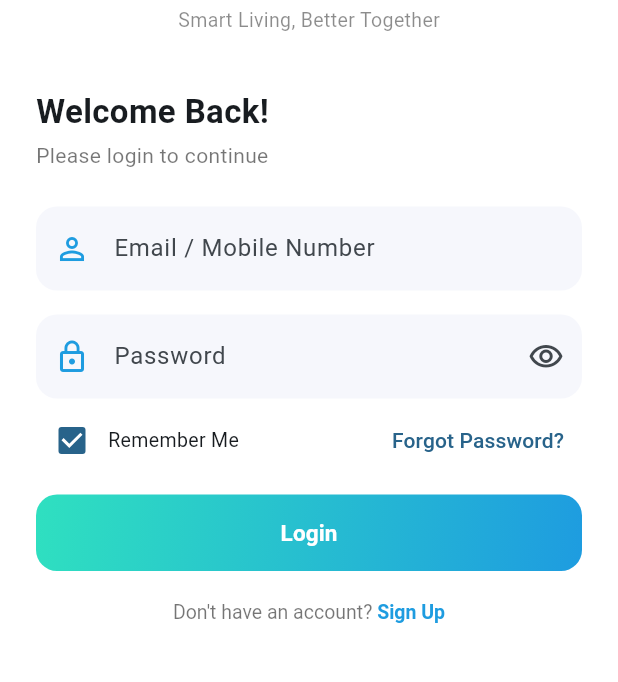
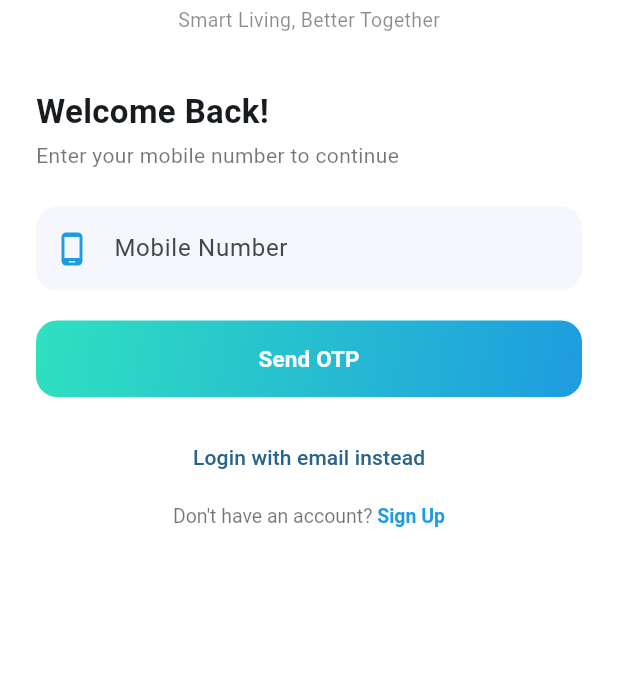
Before and after one commit to ravi989898/flatcare, a Flutter app: the screen it shows after launch, on a phone screen of 412 x 824 dp, the part 239-921 px from its top. Run offline on Flutter 3.47's test engine with Material 3 defaults, Android fonts, the phone set to English and light mode, and no system bars; our stand-ins replace cached_network_image, dio, flutter_cache_manager, flutter_riverpod, flutter_secure_storage, go_router and 2 more; missing offline and left inert: razorpay_flutter; project files that could hold a hidden picture were left out.

Commit message:
Switch resident app login to mobile number + OTP
login_screen.dart is now step 1 of OTP login (mobile number only) instead
of email/password — most residents only have a flat mobile_number set, not
a full account. A number not linked to any flat shows an alert telling the
resident to contact their society admin, matching the backend's
OtpAuthController::request message. Step 2 (otp_screen.dart) pre-fills the
OTP box with "0000" since there's no real SMS to read it from yet.

Email/password still works for accounts that have one — moved to its own
screen (email_login_screen.dart) behind "Login with email instead" on the
new mobile-number screen, rather than removed.

Co-Authored-By: Claude Sonnet 5 <noreply@anthropic.com>

```diff
--- a/mobile/lib/core/router/app_router.dart
+++ b/mobile/lib/core/router/app_router.dart
@@ -5,8 +5,10 @@ import 'package:go_router/go_router.dart';
 import '../../features/announcements/screens/announcement_detail_screen.dart';
 import '../../features/announcements/screens/announcement_list_screen.dart';
 import '../../features/auth/providers/auth_provider.dart';
+import '../../features/auth/screens/email_login_screen.dart';
 import '../../features/auth/screens/forgot_password_screen.dart';
 import '../../features/auth/screens/login_screen.dart';
+import '../../features/auth/screens/otp_screen.dart';
 import '../../features/auth/screens/reset_password_screen.dart';
 import '../../features/auth/screens/splash_screen.dart';
 import '../../features/bills/screens/bill_detail_screen.dart';
@@ -66,7 +68,11 @@ final routerProvider = Provider<GoRouter>((ref) {
       final isLoading = auth.isLoading && !auth.hasValue;
 
       final path = state.matchedLocation;
-      final isAuthRoute = path == '/login' || path == '/forgot-password' || path == '/reset-password';
+      final isAuthRoute = path == '/login' ||
+          path == '/login/otp' ||
+          path == '/login/email' ||
+          path == '/forgot-password' ||
+          path == '/reset-password';
 
       if (isLoading) return null; // stay on splash until session resolves
 
@@ -78,7 +84,17 @@ final routerProvider = Provider<GoRouter>((ref) {
     },
     routes: [
       GoRoute(path: '/', builder: (context, state) => const SplashScreen()),
-      GoRoute(path: '/login', builder: (context, state) => const LoginScreen()),
+      GoRoute(
+        path: '/login',
+        builder: (context, state) => const LoginScreen(),
+        routes: [
+          GoRoute(
+            path: 'otp',
+            builder: (context, state) => OtpScreen(mobileNumber: state.extra as String? ?? ''),
+          ),
+          GoRoute(path: 'email', builder: (context, state) => const EmailLoginScreen()),
+        ],
+      ),
       GoRoute(path: '/forgot-password', builder: (context, state) => const ForgotPasswordScreen()),
       GoRoute(
         path: '/reset-password',
--- a/mobile/lib/features/auth/data/auth_repository.dart
+++ b/mobile/lib/features/auth/data/auth_repository.dart
@@ -47,6 +47,35 @@ class AuthRepository {
     );
   }
 
+  /// Step 1 of OTP login — throws ApiException (with a friendly message)
+  /// if the number isn't registered to any flat yet, which the mobile
+  /// number screen shows as an alert rather than moving on to the OTP step.
+  Future<void> requestOtp(String mobileNumber) =>
+      _client.post('/auth/otp/request', data: {'mobile_number': mobileNumber});
+
+  /// Step 2 of OTP login.
+  Future<LoginResult> verifyOtp({
+    required String mobileNumber,
+    required String otp,
+    String? deviceId,
+    String? devicePlatform,
+  }) async {
+    final response = await _client.post('/auth/otp/verify', data: {
+      'mobile_number': mobileNumber,
+      'otp': otp,
+      if (deviceId != null) 'device_id': deviceId,
+      if (devicePlatform != null) 'device_platform': devicePlatform,
+    });
+
+    final data = response['data'] as Map<String, dynamic>;
+
+    return LoginResult(
+      token: data['token'] as String,
+      society: Society.fromJson(data['society'] as Map<String, dynamic>),
+      user: UserProfile.fromJson(data['user'] as Map<String, dynamic>),
+    );
+  }
+
   Future<MeResult> me() async {
     final response = await _client.get('/me');
     final data = response['data'] as Map<String, dynamic>;
--- a/mobile/lib/features/auth/screens/login_screen.dart
+++ b/mobile/lib/features/auth/screens/login_screen.dart
@@ -6,12 +6,14 @@ import 'package:go_router/go_router.dart';
 import '../../../core/api/api_exception.dart';
 import '../../../core/theme/app_theme.dart';
 import '../../../core/widgets/app_logo.dart';
-import '../providers/auth_provider.dart';
+import '../data/auth_repository.dart';
 
-/// Redesigned to match the FlatCare mockup: a light welcome screen (logo +
-/// tagline, no navy banner) leading straight into the sign-in form, with a
-/// Remember Me + Forgot Password row and a Sign Up link — rather than the
-/// earlier gradient-banner-over-white-card layout.
+/// Step 1 of the resident app's primary login: mobile number only. A super
+/// admin sets a flat's mobile_number (see Admin\SocietyStructureController)
+/// and whoever verifies that number on the next screen is signed in as that
+/// flat's resident — see OtpAuthController on the backend. Email/password
+/// still works for accounts that have one (context.push('/login/email')
+/// below) but isn't the default any more.
 class LoginScreen extends ConsumerStatefulWidget {
   const LoginScreen({super.key});
 
@@ -21,33 +23,39 @@ class LoginScreen extends ConsumerStatefulWidget {
 
 class _LoginScreenState extends ConsumerState<LoginScreen> {
   final _formKey = GlobalKey<FormState>();
-  final _emailController = TextEditingController();
-  final _passwordController = TextEditingController();
-  bool _obscurePassword = true;
-  bool _rememberMe = true;
+  final _mobileController = TextEditingController();
   bool _isSubmitting = false;
 
   @override
   void dispose() {
-    _emailController.dispose();
-    _passwordController.dispose();
+    _mobileController.dispose();
     super.dispose();
   }
 
   Future<void> _submit() async {
     if (!_formKey.currentState!.validate()) return;
 
+    final mobileNumber = _mobileController.text.trim();
+
     setState(() => _isSubmitting = true);
     try {
-      await ref.read(authControllerProvider.notifier).login(
-            email: _emailController.text.trim(),
-            password: _passwordController.text,
-          );
-      // On success, go_router's redirect (watching authControllerProvider)
-      // takes over and navigates to /home — nothing to do here.
+      await ref.read(authRepositoryProvider).requestOtp(mobileNumber);
+      if (!mounted) return;
+      context.push('/login/otp', extra: mobileNumber);
     } on ApiException catch (e) {
       if (!mounted) return;
-      ScaffoldMessenger.of(context).showSnackBar(SnackBar(content: Text(e.message)));
+      // A plain alert rather than a snackbar - this specific message ("not
+      // registered, contact your admin") is easy to miss in a snackbar that
+      // auto-dismisses, and it's the one error residents are expected to
+      // actually hit before their flat has a number set.
+      showDialog<void>(
+        context: context,
+        builder: (context) => AlertDialog(
+          title: const Text('Mobile number not found'),
+          content: Text(e.message),
+          actions: [TextButton(onPressed: () => Navigator.of(context).pop(), child: const Text('OK'))],
+        ),
+      );
     } finally {
       if (mounted) setState(() => _isSubmitting = false);
     }
@@ -59,7 +67,7 @@ class _LoginScreenState extends ConsumerState<LoginScreen> {
       builder: (context) => AlertDialog(
         title: const Text('Need an account?'),
         content: const Text(
-          'FlatCare accounts are set up by your society admin. Contact your society office to get your login details.',
+          'FlatCare accounts are set up by your society admin. Contact your society office to get your flat registered.',
         ),
         actions: [TextButton(onPressed: () => Navigator.of(context).pop(), child: const Text('OK'))],
       ),
@@ -98,7 +106,7 @@ class _LoginScreenState extends ConsumerState<LoginScreen> {
                 const SizedBox(height: 36),
                 const Text('Welcome Back!', style: TextStyle(fontSize: 22, fontWeight: FontWeight.w700)),
                 const SizedBox(height: 4),
-                const Text('Please login to continue', style: TextStyle(color: Colors.black54)),
+                const Text('Enter your mobile number to continue', style: TextStyle(color: Colors.black54)),
                 const SizedBox(height: 24),
                 Form(
                   key: _formKey,
@@ -106,59 +114,24 @@ class _LoginScreenState extends ConsumerState<LoginScreen> {
                     crossAxisAlignment: CrossAxisAlignment.stretch,
                     children: [
                       TextFormField(
-                        controller: _emailController,
-                        keyboardType: TextInputType.emailAddress,
-                        autofillHints: const [AutofillHints.email],
+                        controller: _mobileController,
+                        keyboardType: TextInputType.phone,
+                        autofillHints: const [AutofillHints.telephoneNumber],
                         decoration: InputDecoration(
-                          labelText: 'Email / Mobile Number',
-                          prefixIcon: const Icon(Icons.person_outline, color: AppTheme.brandBlue),
+                          labelText: 'Mobile Number',
+                          prefixIcon: const Icon(Icons.phone_android_outlined, color: AppTheme.brandBlue),
                           filled: true,
                           fillColor: const Color(0xFFF6F7FC),
                           border: OutlineInputBorder(borderRadius: BorderRadius.circular(14), borderSide: BorderSide.none),
                         ),
                         validator: (value) {
-                          if (value == null || value.trim().isEmpty) return 'Enter your email';
-                          if (!value.contains('@')) return 'Enter a valid email';
+                          if (value == null || value.trim().isEmpty) return 'Enter your mobile number';
+                          if (value.trim().length < 10) return 'Enter a valid mobile number';
                           return null;
                         },
-                      ),
-                      const SizedBox(height: 16),
-                      TextFormField(
-                        controller: _passwordController,
-                        obscureText: _obscurePassword,
-                        autofillHints: const [AutofillHints.password],
-                        decoration: InputDecoration(
-                          labelText: 'Password',
-                          prefixIcon: const Icon(Icons.lock_outline, color: AppTheme.brandBlue),
-                          filled: true,
-                          fillColor: const Color(0xFFF6F7FC),
-                          border: OutlineInputBorder(borderRadius: BorderRadius.circular(14), borderSide: BorderSide.none),
-                          suffixIcon: IconButton(
-                            icon: Icon(_obscurePassword ? Icons.visibility_outlined : Icons.visibility_off_outlined),
-                            onPressed: () => setState(() => _obscurePassword = !_obscurePassword),
-                          ),
-                        ),
-                        validator: (value) => (value == null || value.isEmpty) ? 'Enter your password' : null,
                         onFieldSubmitted: (_) => _submit(),
                       ),
-                      const SizedBox(height: 4),
-                      Row(
-                        mainAxisAlignment: MainAxisAlignment.spaceBetween,
-                        children: [
-                          Row(
-                            mainAxisSize: MainAxisSize.min,
-                            children: [
-                              Checkbox(value: _rememberMe, onChanged: (value) => setState(() => _rememberMe = value ?? true)),
-                              const Text('Remember Me', style: TextStyle(fontSize: 13)),
-                            ],
-                          ),
-                          TextButton(
-                            onPressed: () => context.push('/forgot-password'),
-                            child: const Text('Forgot Password?'),
-                          ),
-                        ],
-                      ),
-                      const SizedBox(height: 12),
+                      const SizedBox(height: 20),
                       DecoratedBox(
                         decoration: BoxDecoration(borderRadius: BorderRadius.circular(14), gradient: AppTheme.brandGradient),
                         child: ElevatedButton(
@@ -175,13 +148,20 @@ class _LoginScreenState extends ConsumerState<LoginScreen> {
                                   width: 20,
                                   child: CircularProgressIndicator(strokeWidth: 2, color: Colors.white),
                                 )
-                              : const Text('Login', style: TextStyle(fontWeight: FontWeight.w700, fontSize: 15)),
+                              : const Text('Send OTP', style: TextStyle(fontWeight: FontWeight.w700, fontSize: 15)),
+                        ),
+                      ),
+                      const SizedBox(height: 16),
+                      Center(
+                        child: TextButton(
+                          onPressed: () => context.push('/login/email'),
+                          child: const Text('Login with email instead'),
                         ),
                       ),
                     ],
                   ),
                 ),
-                const SizedBox(height: 20),
+                const SizedBox(height: 8),
                 Center(
                   child: RichText(
                     text: TextSpan(
```
Also changed, not shown: mobile/lib/features/auth/providers/auth_provider.dart (+12 -0 lines), mobile/lib/features/auth/screens/email_login_screen.dart (added, +150 -0 lines), mobile/lib/features/auth/screens/otp_screen.dart (added, +142 -0 lines).
